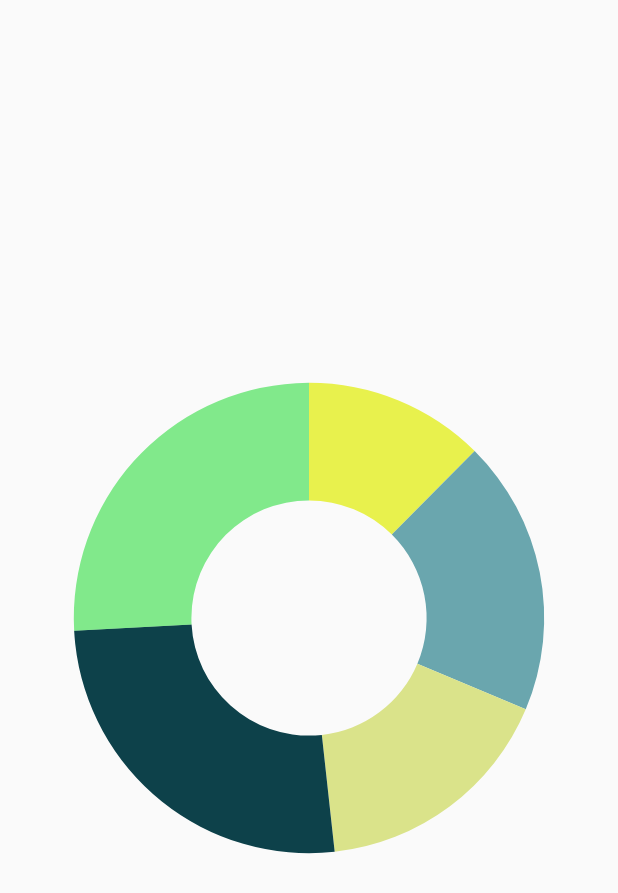
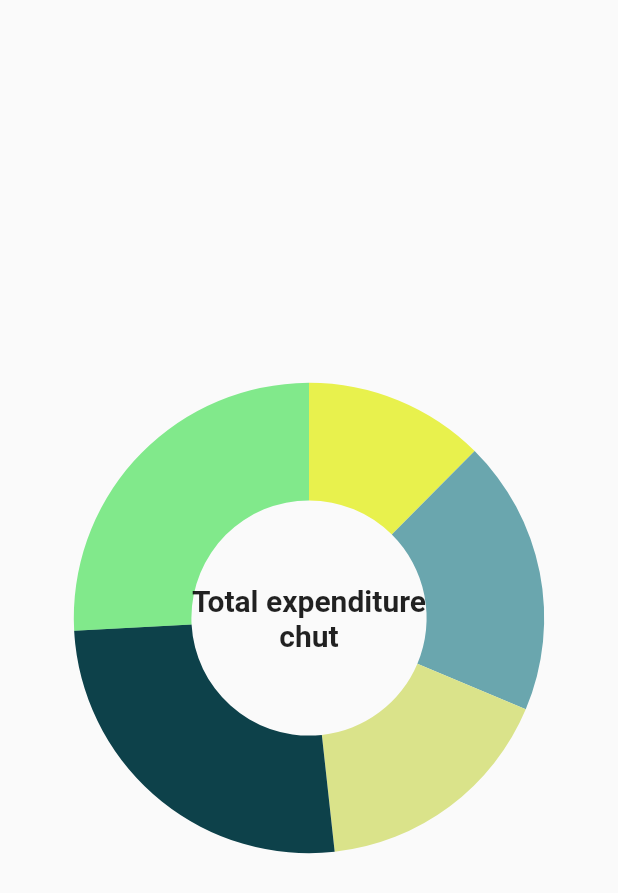
Before and after one commit to rv602/donut-gec, a Flutter app: the screen it shows after launch, on a phone screen of 412 x 824 dp. Shown: the top 893 px of the screen. Run offline on Flutter 3.47's test engine with Material 2 defaults, Android fonts, the light colour scheme and no system bars; our stand-ins replace syncfusion_flutter_charts.

Commit message:
text btwn donut

```diff
--- a/lib/main.dart
+++ b/lib/main.dart
@@ -38,7 +38,8 @@ class _MyHomePageState extends State<_MyHomePage> {
     ];
     return Scaffold(
         body: Center(
-            child: Container(
+            child: Stack(children: [
+      Container(
           child: SfCircularChart(series: <CircularSeries>[
         // Renders doughnut chart
         DoughnutSeries<ChartData, String>(
@@ -54,7 +55,27 @@ class _MyHomePageState extends State<_MyHomePage> {
           // groupMode: CircularChartGroupMode.point,
           // groupTo: 2,
         )
-    ]))));
+      ])),
+      Center(
+        child: Container(
+          child: Column(
+            mainAxisAlignment: MainAxisAlignment.center,
+            children: [
+              Text(
+                'Total expenditure',
+                style: TextStyle(fontWeight: FontWeight.bold, fontSize: 20),
+              ),
+              Text(
+                'chut',
+                style: TextStyle(fontWeight: FontWeight.bold, fontSize: 20),
+              )
+            ],
+            // 'Total expenditure\n chut',
+            // style: TextStyle(fontWeight: FontWeight.bold, fontSize: 20),
+          ),
+        ),
+      ),
+    ])));
   }
 }
 
```
Lines whose indentation alone changed are shown as unchanged.
